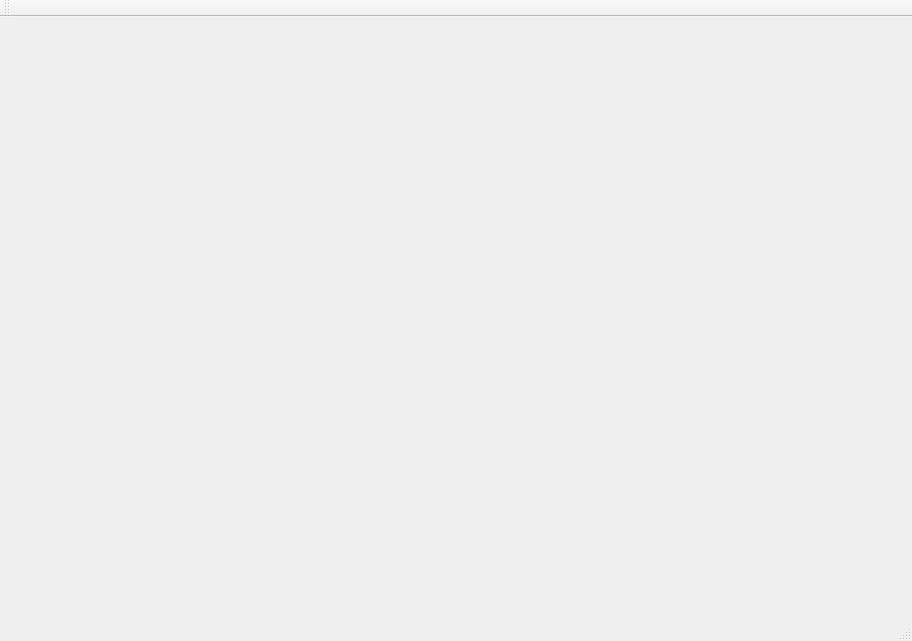
First picture: the form in QtOpenGL/QtOpenGLMain.ui, repository lance-tech/QtOpenGL, before the edit.
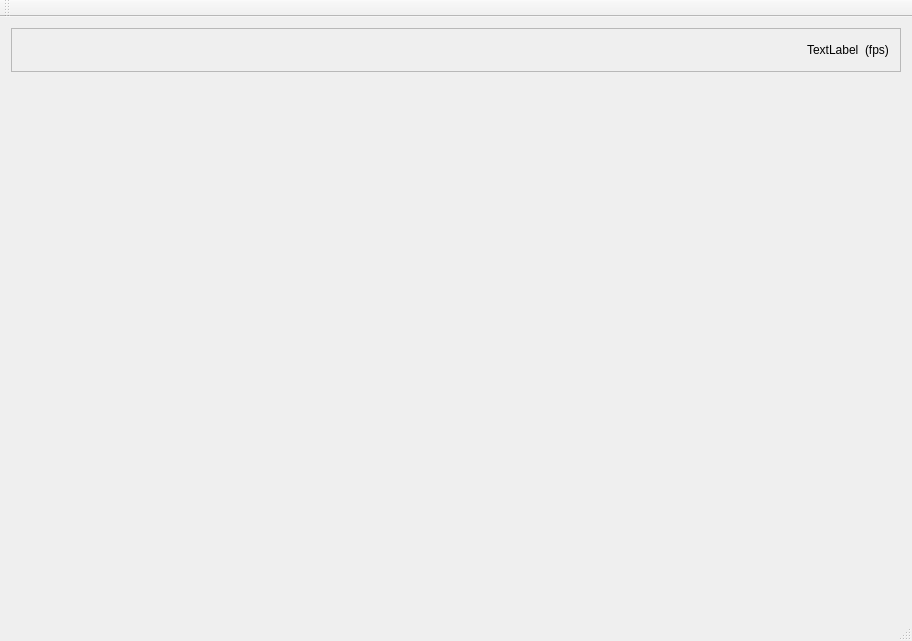
Second picture: the form after the edit.

```diff
--- a/QtOpenGL/QtOpenGLMain.ui
+++ b/QtOpenGL/QtOpenGLMain.ui
@@ -15,8 +15,54 @@
   </property>
   <widget class="QWidget" name="centralWidget">
    <layout class="QGridLayout" name="gridLayout">
+    <item row="1" column="0">
+     <widget class="QWidget" name="widget" native="true">
+      <property name="sizePolicy">
+       <sizepolicy hsizetype="Preferred" vsizetype="Expanding">
+        <horstretch>0</horstretch>
+        <verstretch>0</verstretch>
+       </sizepolicy>
+      </property>
+     </widget>
+    </item>
     <item row="0" column="0">
-     <widget class="QWidget" name="widget" native="true"/>
+     <widget class="QFrame" name="frame">
+      <property name="frameShape">
+       <enum>QFrame::StyledPanel</enum>
+      </property>
+      <property name="frameShadow">
+       <enum>QFrame::Raised</enum>
+      </property>
+      <layout class="QHBoxLayout" name="horizontalLayout">
+       <item>
+        <spacer name="horizontalSpacer">
+         <property name="orientation">
+          <enum>Qt::Horizontal</enum>
+         </property>
+         <property name="sizeHint" stdset="0">
+          <size>
+           <width>40</width>
+           <height>20</height>
+          </size>
+         </property>
+        </spacer>
+       </item>
+       <item>
+        <widget class="QLabel" name="l_FPS">
+         <property name="text">
+          <string>TextLabel</string>
+         </property>
+        </widget>
+       </item>
+       <item>
+        <widget class="QLabel" name="label">
+         <property name="text">
+          <string>(fps)</string>
+         </property>
+        </widget>
+       </item>
+      </layout>
+     </widget>
     </item>
    </layout>
   </widget>
```
Left out of the diff: 2 changed lines with no effect on the pictures.
